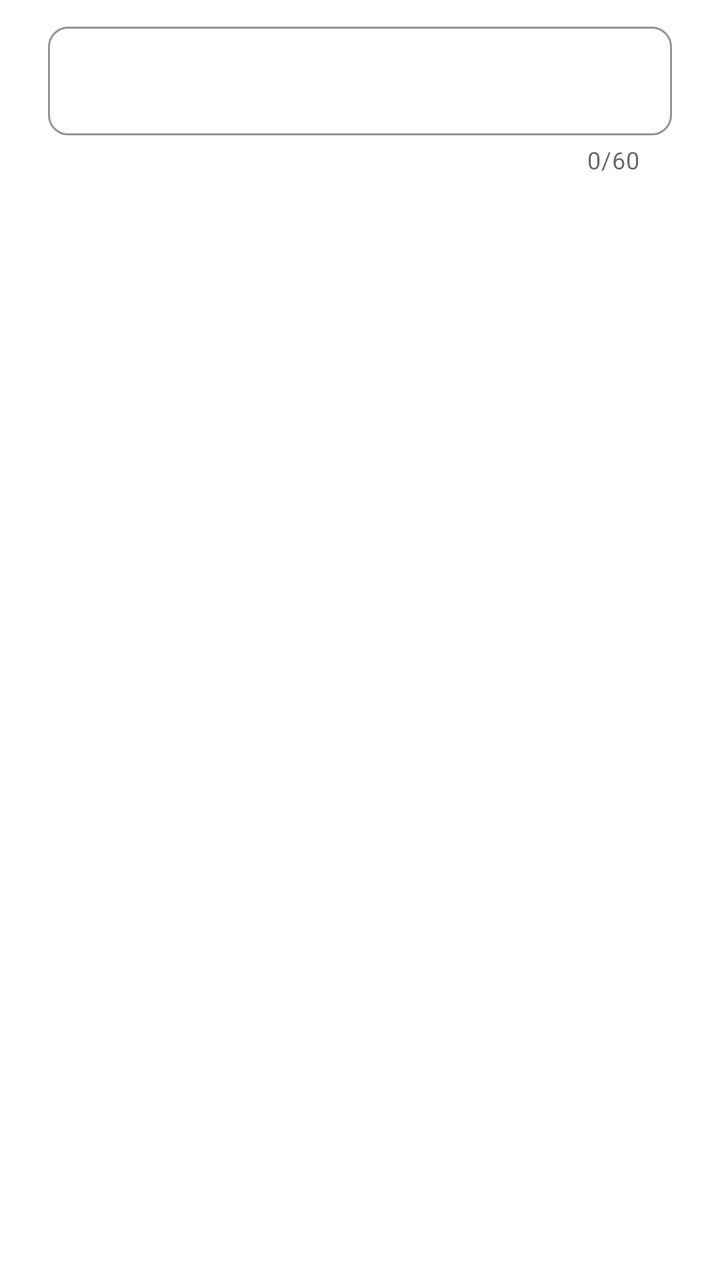
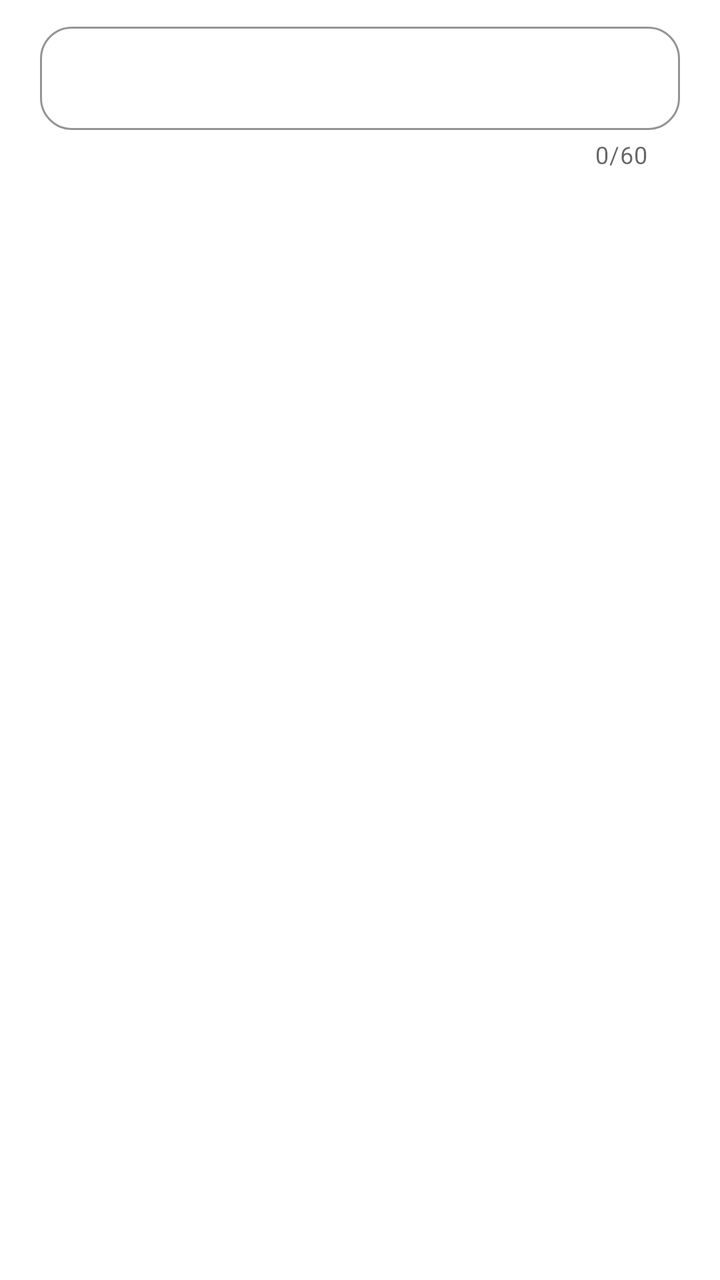

Before-and-after screenshots of an Android layout around one commit, followed by the original layout XML and the change that was made.
<!-- AndroidManifest.xml: application theme Theme.Sigla -->
<!-- res/layout/dialog_edit_field.xml -->
<?xml version="1.0" encoding="utf-8"?>
<LinearLayout
    xmlns:android="http://schemas.android.com/apk/res/android"
    xmlns:app="http://schemas.android.com/apk/res-auto"
    android:layout_width="match_parent"
    android:layout_height="wrap_content"
    android:orientation="vertical"
    android:paddingStart="24dp"
    android:paddingEnd="24dp"
    android:paddingTop="8dp"
    android:paddingBottom="8dp">

    <TextView
        android:id="@+id/tvDialogSubtitle"
        android:layout_width="match_parent"
        android:layout_height="wrap_content"
        android:text=""
        android:textColor="#78909C"
        android:textSize="13sp"
        android:layout_marginBottom="16dp"
        android:visibility="gone" />

    <com.google.android.material.textfield.TextInputLayout
        android:id="@+id/tilDialogField"
        style="@style/Widget.MaterialComponents.TextInputLayout.OutlinedBox"
        android:layout_width="match_parent"
        android:layout_height="wrap_content"
        app:boxCornerRadiusTopStart="10dp"
        app:boxCornerRadiusTopEnd="10dp"
        app:boxCornerRadiusBottomStart="10dp"
        app:boxCornerRadiusBottomEnd="10dp"
        app:boxStrokeColor="#4A90E2"
        app:hintTextColor="#4A90E2"
        app:counterEnabled="true"
        app:counterMaxLength="60">

        <com.google.android.material.textfield.TextInputEditText
            android:id="@+id/etDialogField"
            android:layout_width="match_parent"
            android:layout_height="wrap_content"
            android:singleLine="true"
            android:imeOptions="actionDone"
            android:textColor="#1F1F1F"
            android:textSize="15sp" />

    </com.google.android.material.textfield.TextInputLayout>

    <TextView
        android:id="@+id/tvDialogError"
        android:layout_width="match_parent"
        android:layout_height="wrap_content"
        android:text=""
        android:textColor="#D32F2F"
        android:textSize="12sp"
        android:layout_marginTop="4dp"
        android:layout_marginStart="4dp"
        android:visibility="gone" />

</LinearLayout>
<!-- resources referenced by this layout -->
<resources>
  <style name="Theme.Sigla" parent="Theme.MaterialComponents.DayNight.NoActionBar">
          <item name="colorPrimary">@color/sg_brand</item>
          <item name="colorPrimaryVariant">@color/sg_brand</item>
          <item name="colorOnPrimary">@color/sg_on_brand</item>
          <item name="colorSecondary">@color/sg_brand</item>
          <item name="colorOnSecondary">@color/sg_on_brand</item>
          <item name="android:windowBackground">@color/sg_bg</item>
          <item name="android:statusBarColor">@color/sg_bg</item>
          <item name="android:navigationBarColor">@color/sg_nav_bar</item>
          <item name="android:windowLightStatusBar">true</item>
          <item name="android:windowLightNavigationBar" tools:targetApi="27">@bool/sg_light_system_bars</item>
      </style>
  <color name="sg_brand">#13306B</color>
  <color name="sg_on_brand">#FFFFFF</color>
  <color name="sg_bg">#FFFFFF</color>
  <color name="sg_nav_bar">#0D1127</color>
</resources>

<!-- the commit's change to res/layout/dialog_edit_field.xml (unified diff, before → after) -->
@@ -5,19 +5,18 @@
     android:layout_width="match_parent"
     android:layout_height="wrap_content"
     android:orientation="vertical"
-    android:paddingStart="24dp"
-    android:paddingEnd="24dp"
-    android:paddingTop="8dp"
-    android:paddingBottom="8dp">
+    android:paddingStart="@dimen/sg_space_20"
+    android:paddingEnd="@dimen/sg_space_20"
+    android:paddingTop="@dimen/sg_space_8"
+    android:paddingBottom="@dimen/sg_space_8">
 
     <TextView
         android:id="@+id/tvDialogSubtitle"
+        style="@style/Sigla.Text.Caption"
         android:layout_width="match_parent"
         android:layout_height="wrap_content"
+        android:layout_marginBottom="@dimen/sg_space_16"
         android:text=""
-        android:textColor="#78909C"
-        android:textSize="13sp"
-        android:layout_marginBottom="16dp"
         android:visibility="gone" />
 
     <com.google.android.material.textfield.TextInputLayout
@@ -25,35 +24,34 @@
         style="@style/Widget.MaterialComponents.TextInputLayout.OutlinedBox"
         android:layout_width="match_parent"
         android:layout_height="wrap_content"
-        app:boxCornerRadiusTopStart="10dp"
-        app:boxCornerRadiusTopEnd="10dp"
-        app:boxCornerRadiusBottomStart="10dp"
-        app:boxCornerRadiusBottomEnd="10dp"
-        app:boxStrokeColor="#4A90E2"
-        app:hintTextColor="#4A90E2"
+        app:boxCornerRadiusTopStart="@dimen/sg_radius_sm"
+        app:boxCornerRadiusTopEnd="@dimen/sg_radius_sm"
+        app:boxCornerRadiusBottomStart="@dimen/sg_radius_sm"
+        app:boxCornerRadiusBottomEnd="@dimen/sg_radius_sm"
+        app:boxStrokeColor="@color/sg_brand"
         app:counterEnabled="true"
-        app:counterMaxLength="60">
+        app:counterMaxLength="60"
+        app:hintTextColor="@color/sg_brand">
 
         <com.google.android.material.textfield.TextInputEditText
             android:id="@+id/etDialogField"
+            style="@style/Sigla.Text.Body"
             android:layout_width="match_parent"
             android:layout_height="wrap_content"
+            android:imeOptions="actionDone"
             android:singleLine="true"
-            android:imeOptions="actionDone"
-            android:textColor="#1F1F1F"
-            android:textSize="15sp" />
-
+            android:textColor="@color/sg_text" />
     </com.google.android.material.textfield.TextInputLayout>
 
     <TextView
         android:id="@+id/tvDialogError"
+        style="@style/Sigla.Text.Caption"
         android:layout_width="match_parent"
         android:layout_height="wrap_content"
+        android:layout_marginStart="@dimen/sg_space_4"
+        android:layout_marginTop="@dimen/sg_space_4"
         android:text=""
-        android:textColor="#D32F2F"
-        android:textSize="12sp"
-        android:layout_marginTop="4dp"
-        android:layout_marginStart="4dp"
+        android:textColor="@color/sg_danger"
         android:visibility="gone" />
 
 </LinearLayout>
<!-- resource entries referenced after the edit -->
@@ -12,7 +12,21 @@
           <item name="android:windowLightStatusBar">true</item>
           <item name="android:windowLightNavigationBar" tools:targetApi="27">@bool/sg_light_system_bars</item>
       </style>
+  <dimen name="sg_text_caption">11sp</dimen>
+  <color name="sg_text_secondary">#9E0F1B33</color>
   <color name="sg_brand">#13306B</color>
+  <color name="sg_danger">#E53935</color>
+  <color name="sg_text">#0F1B33</color>
+  <dimen name="sg_radius_sm">16dp</dimen>
+  <dimen name="sg_space_16">16dp</dimen>
+  <dimen name="sg_space_20">20dp</dimen>
+  <dimen name="sg_space_4">4dp</dimen>
+  <dimen name="sg_space_8">8dp</dimen>
+  <style name="Sigla.Text.Body" />
+  <style name="Sigla.Text.Caption">
+          <item name="android:textSize">@dimen/sg_text_caption</item>
+          <item name="android:textColor">@color/sg_text_secondary</item>
+      </style>
   <color name="sg_on_brand">#FFFFFF</color>
   <color name="sg_bg">#FFFFFF</color>
   <color name="sg_nav_bar">#0D1127</color>
